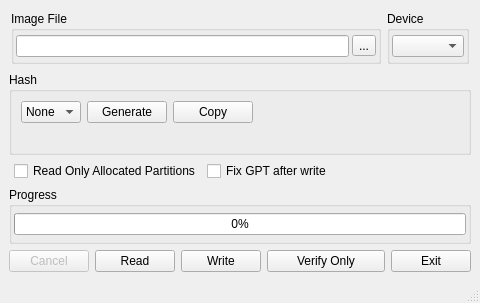
The window that src/mainwindow.ui (peacepenguin/win32diskimager) describes before a commit, drawn with Qt 5.
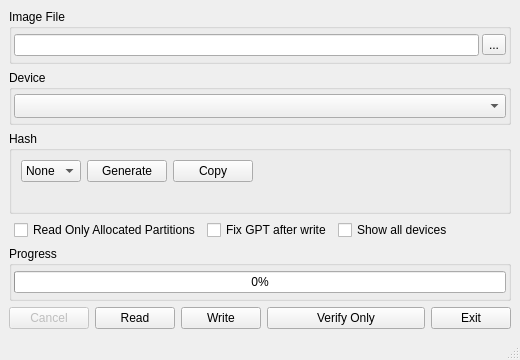
The same window after the commit. Icons and pictures are not drawn. Custom widgets are drawn as their Qt base class.

Commit message: fix window layout and sizing

Patch:
```diff
--- a/src/mainwindow.ui
+++ b/src/mainwindow.ui
@@ -6,8 +6,8 @@
    <rect>
     <x>0</x>
     <y>0</y>
-    <width>480</width>
-    <height>303</height>
+    <width>520</width>
+    <height>360</height>
    </rect>
   </property>
   <property name="sizePolicy">
@@ -18,8 +18,8 @@
   </property>
   <property name="minimumSize">
    <size>
-    <width>425</width>
-    <height>300</height>
+    <width>460</width>
+    <height>350</height>
    </size>
   </property>
   <property name="acceptDrops">
@@ -35,20 +35,6 @@
   <widget class="QWidget" name="centralwidget">
    <layout class="QVBoxLayout" name="verticalLayout_4">
     <item>
-     <layout class="QHBoxLayout">
-      <property name="leftMargin">
-       <number>2</number>
-      </property>
-      <property name="topMargin">
-       <number>2</number>
-      </property>
-      <property name="rightMargin">
-       <number>2</number>
-      </property>
-      <property name="bottomMargin">
-       <number>2</number>
-      </property>
-      <item>
        <widget class="QGroupBox" name="groupBox">
         <property name="title">
          <string>Image File</string>
@@ -110,17 +96,23 @@
          <item>
           <widget class="QComboBox" name="cboxDevice">
            <property name="sizePolicy">
-            <sizepolicy hsizetype="Preferred" vsizetype="Fixed">
-             <horstretch>0</horstretch>
+            <sizepolicy hsizetype="Expanding" vsizetype="Fixed">
+             <horstretch>1</horstretch>
              <verstretch>0</verstretch>
             </sizepolicy>
            </property>
+           <!-- Device entries carry a size and a model name, so the box needs
+                room for more than a drive letter. -->
+           <property name="minimumContentsLength">
+            <number>28</number>
+           </property>
+           <property name="sizeAdjustPolicy">
+            <enum>QComboBox::AdjustToMinimumContentsLengthWithIcon</enum>
+           </property>
           </widget>
          </item>
         </layout>
        </widget>
-      </item>
-     </layout>
     </item>
     <item>
      <widget class="QGroupBox" name="hashGroup">
@@ -138,11 +130,8 @@
              <verstretch>0</verstretch>
             </sizepolicy>
            </property>
-           <property name="maximumSize">
-            <size>
-             <width>65</width>
-             <height>16777215</height>
-            </size>
+           <property name="sizeAdjustPolicy">
+            <enum>QComboBox::AdjustToContents</enum>
            </property>
            <property name="toolTip">
             <string>Select hash type for verification</string>
@@ -263,6 +252,22 @@
         </property>
        </widget>
       </item>
+      <item>
+       <widget class="QCheckBox" name="showAllDevicesCheckBox">
+        <property name="sizePolicy">
+         <sizepolicy hsizetype="Fixed" vsizetype="Fixed">
+          <horstretch>0</horstretch>
+          <verstretch>0</verstretch>
+         </sizepolicy>
+        </property>
+        <property name="text">
+         <string>Show all devices</string>
+        </property>
+        <property name="toolTip">
+         <string>Also list fixed disks. Internal PCIe card readers often present the card as a non-removable device, which is otherwise hidden. The disk Windows is running from is never listed.</string>
+        </property>
+       </widget>
+      </item>
       <item>
        <spacer name="horizontalSpacer_4">
         <property name="orientation">
```
Lines whose indentation alone changed are shown as unchanged. The commit also changes 8 other files.
